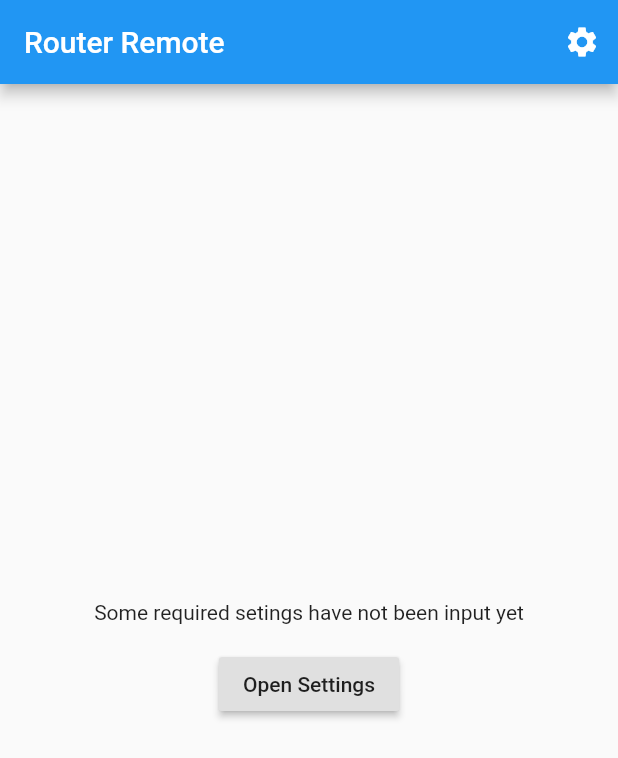
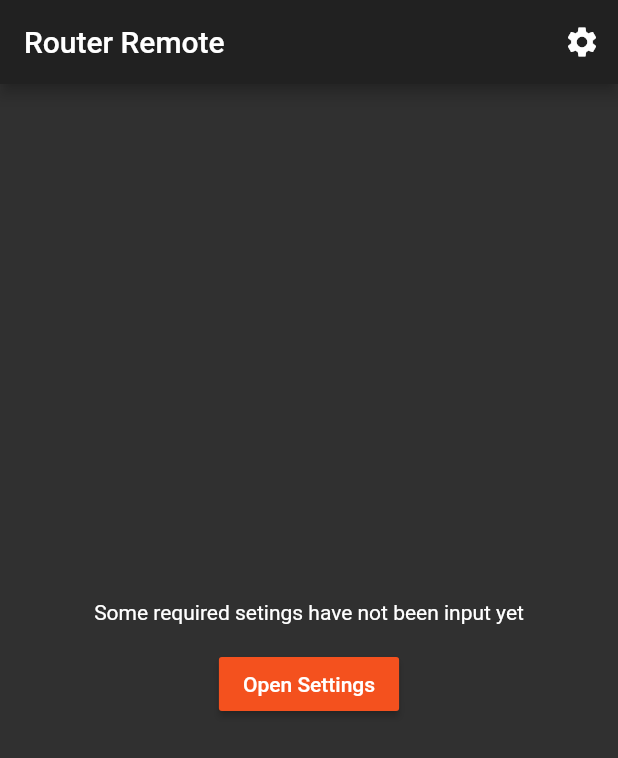
Before and after one commit to amake/router_remote2, a Flutter app: the screen it shows after launch, on a phone screen of 412 x 824 dp. Shown: the top 758 px of the screen. Run offline on Flutter 3.47's test engine with Material 2 defaults, Android fonts, the phone set to English and light mode, and no system bars; our stand-ins replace bloc, connectivity, equatable, flutter_bloc, shared_preferences; missing offline and left inert: location_permissions; statements that could not run were skipped.

Commit message:
Set theme

```diff
--- a/lib/main.dart
+++ b/lib/main.dart
@@ -17,7 +17,9 @@ class MyApp extends StatelessWidget {
     return MaterialApp(
       title: 'Router Remote',
       theme: ThemeData(
-        primarySwatch: Colors.blue,
+        primarySwatch: Colors.deepOrange,
+        accentColor: Colors.deepOrangeAccent,
+        brightness: Brightness.dark,
       ),
       routes: {
         AppRoutes.home: (context) => AppScaffold(body: VpnControlPage()),
```
